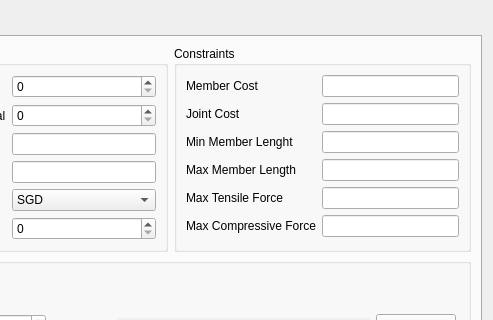
Old version of the form src/dialogs/optimize/optimize.ui in the repository levirogalla/truss-gui; both pictures show x 152 to 645 and y 0 to 320 of the 645 by 478 pixel window.
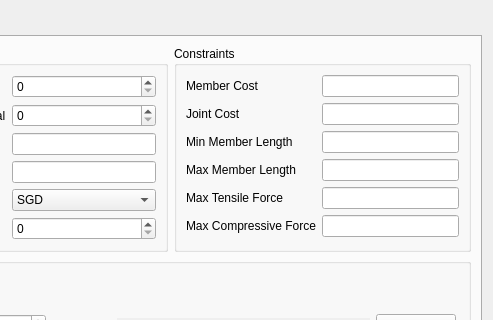
New version of the form. The open tabs and pages were chosen to show the change.

```diff
--- a/src/dialogs/optimize/optimize.ui
+++ b/src/dialogs/optimize/optimize.ui
@@ -238,7 +238,7 @@
              <item row="2" column="0">
               <widget class="QLabel" name="minMemberLenghtLabel">
                <property name="text">
-                <string>Min Member Lenght</string>
+                <string>Min Member Length</string>
                </property>
               </widget>
              </item>
```
